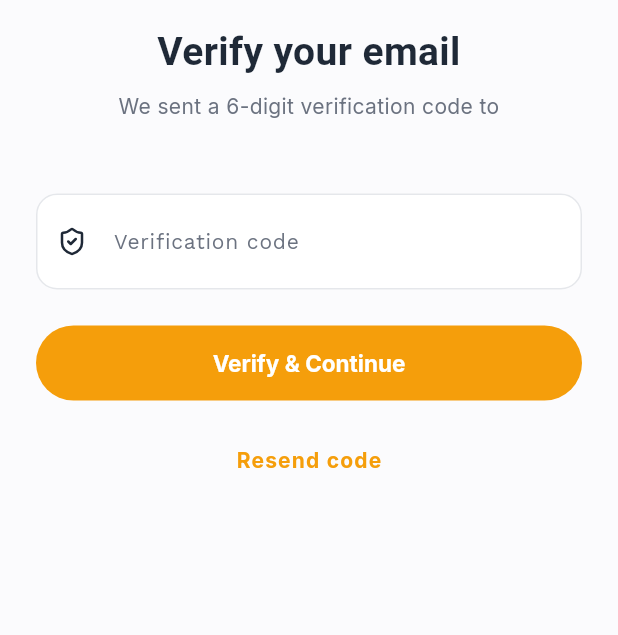
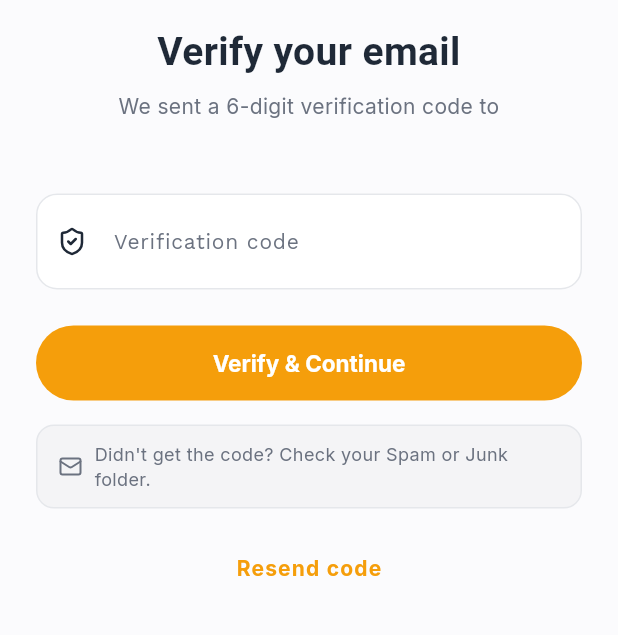
Before and after one commit to crazysen/saddle-ranch-mobile-, a Flutter app: the VerifyEmailScreen screen opened directly with empty values, on a phone screen of 412 x 824 dp, the part 210-845 px from its top. Run offline on Flutter 3.47's test engine with Material 3 defaults, Android fonts, the phone set to English and light mode, and no system bars; our stand-ins replace app_links, cached_network_image, flutter_secure_storage, google_fonts, google_sign_in, lucide_icons_flutter and 1 more; missing offline and left inert: google_sign_in_web, mobile_scanner; accounts and stored records are empty; network calls fail; Roboto replaces fonts that are missing (Domine).

Commit message:
feat(ui): add spam/junk folder reminder box to email verification screen

```diff
--- a/lib/screens/verify_email_screen.dart
+++ b/lib/screens/verify_email_screen.dart
@@ -220,6 +220,34 @@ class _VerifyEmailScreenState extends State<VerifyEmailScreen> {
                   ),
                 ),
                 const SizedBox(height: 16),
+                Container(
+                  padding: const EdgeInsets.symmetric(horizontal: 14, vertical: 10),
+                  decoration: BoxDecoration(
+                    color: AppleColors.surfaceAlt,
+                    borderRadius: BorderRadius.circular(12),
+                    border: Border.all(color: AppleColors.border),
+                  ),
+                  child: Row(
+                    children: [
+                      const Icon(
+                        LucideIcons.mail,
+                        size: 16,
+                        color: AppleColors.mutedText,
+                      ),
+                      const SizedBox(width: 8),
+                      Expanded(
+                        child: Text(
+                          "Didn't get the code? Check your Spam or Junk folder.",
+                          style: GoogleFonts.inter(
+                            fontSize: 12,
+                            color: AppleColors.mutedText,
+                          ),
+                        ),
+                      ),
+                    ],
+                  ),
+                ),
+                const SizedBox(height: 16),
                 TextButton(
                   onPressed: auth.busy ? null : _resend,
                   child: Text(
```
